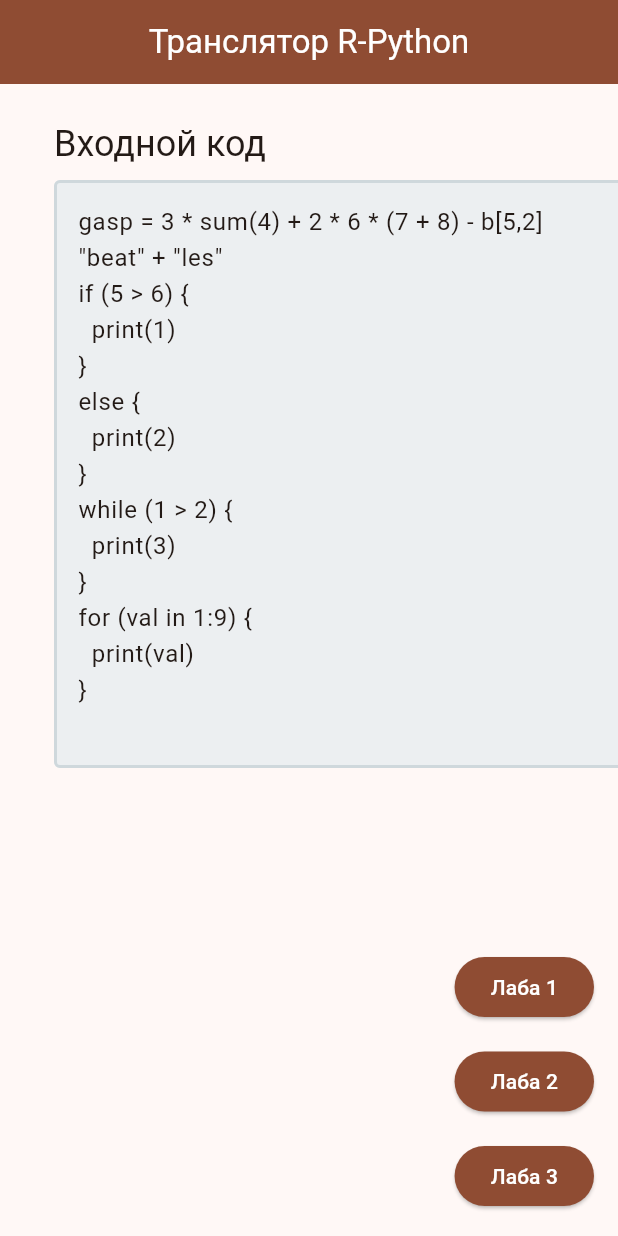
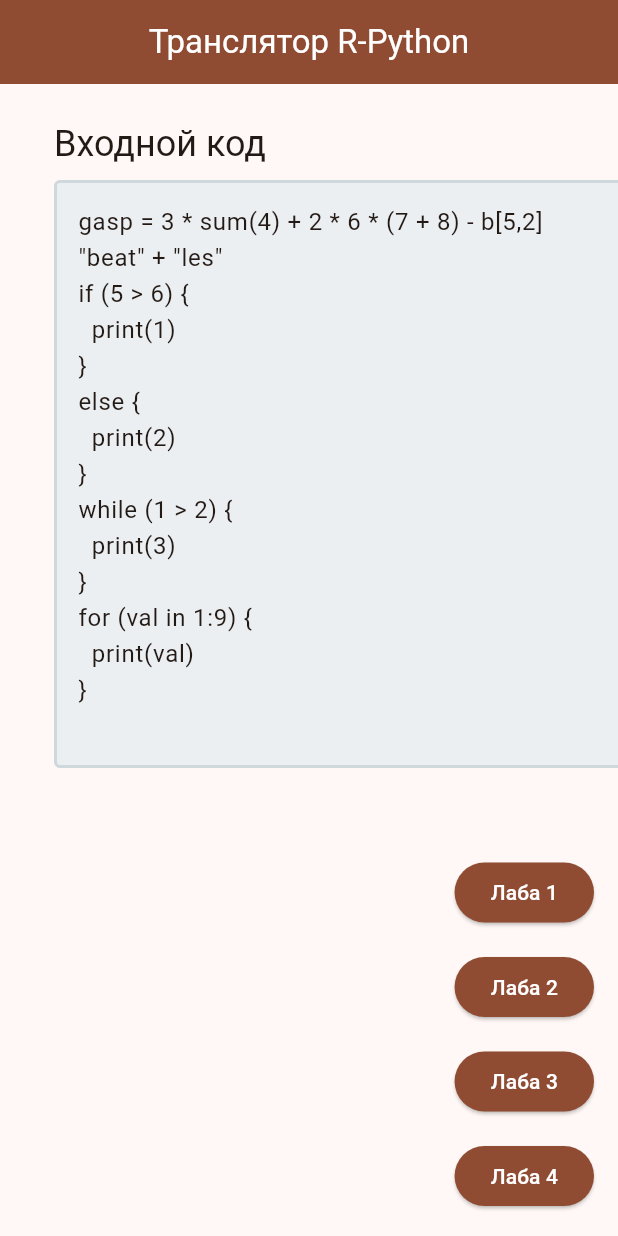
Before and after one commit to iamgirya/Translator_R_to_Python, a Flutter app: the screen it shows after launch, on a phone screen of 412 x 824 dp. Run offline on Flutter 3.47's test engine with Material 2 defaults, Android fonts, the phone set to English and light mode, and no system bars; our stand-ins replace flutter_riverpod; missing offline and left inert: proxima_logger.

Commit message:
prapare for lab4

```diff
--- /dev/null
+++ b/lib/syntaxis_analyzer/syntaxis_analyzer.dart
@@ -0,0 +1,8 @@
+import '../another_language_generator/another_language_model.dart';
+import 'syntaxis_analyzers_models.dart';
+
+class SyntaxisAnalyzer {
+  SyntaxisAnalyzerOutput execute(AnotherLanguageGeneratorOutput input) {
+    return SyntaxisAnalyzerOutput(isOk: true, message: '');
+  }
+}
--- /dev/null
+++ b/lib/syntaxis_analyzer/syntaxis_analyzers_models.dart
@@ -0,0 +1,11 @@
+class SyntaxisAnalyzerOutput {
+  bool isOk;
+  String? errorName;
+  String message;
+
+  SyntaxisAnalyzerOutput({
+    required this.isOk,
+    required this.message,
+    this.errorName,
+  });
+}
--- a/lib/ui/home_page.dart
+++ b/lib/ui/home_page.dart
@@ -3,6 +3,7 @@ import 'package:flutter_riverpod/flutter_riverpod.dart';
 
 import '../another_language_generator/another_language_generator.dart';
 import '../reverse_polish_entry/reverse_polish_entry.dart';
+import '../syntaxis_analyzer/syntaxis_analyzer.dart';
 import 'lexical_analyzer_page.dart';
 
 import '../core/providers.dart';
@@ -50,6 +51,32 @@ class _HomePageState extends ConsumerState<HomePage> {
     String output = anotherLanguage.state.convertToText();
 
     ref.read(outputProvider).text = output;
+  }
+
+  Future<void> makeSyntAnalysis() async {
+    generateLanguage();
+    final anotherLanguage = ref.read(anotherLanguageProvider.notifier);
+
+    final analysis = SyntaxisAnalyzer().execute(anotherLanguage.state);
+
+    if (analysis.isOk) {
+      showDialog(
+        context: context,
+        builder: (context) => AlertDialog(
+          title:
+              Text(analysis.isOk ? 'Отличный синтаксис!' : analysis.errorName!),
+          content: Text(analysis.message),
+          actions: <Widget>[
+            TextButton(
+              onPressed: () {
+                Navigator.of(context, rootNavigator: true).pop();
+              },
+              child: Text(analysis.isOk ? 'Ок' : 'Сейчас исправлю'),
+            ),
+          ],
+        ),
+      );
+    }
   }
 
   @override
@@ -125,6 +152,25 @@ class _HomePageState extends ConsumerState<HomePage> {
               style: TextStyle(color: Theme.of(context).colorScheme.onPrimary),
             ),
           ),
+          const SizedBox(
+            height: 15,
+          ),
+          ElevatedButton(
+            style: ButtonStyle(
+              backgroundColor: MaterialStateProperty.all<Color>(
+                Theme.of(context).colorScheme.primary,
+              ),
+            ),
+            onPressed: () {
+              setState(() {
+                makeSyntAnalysis();
+              });
+            },
+            child: Text(
+              'Лаба 4',
+              style: TextStyle(color: Theme.of(context).colorScheme.onPrimary),
+            ),
+          ),
         ],
       ),
     );
```
